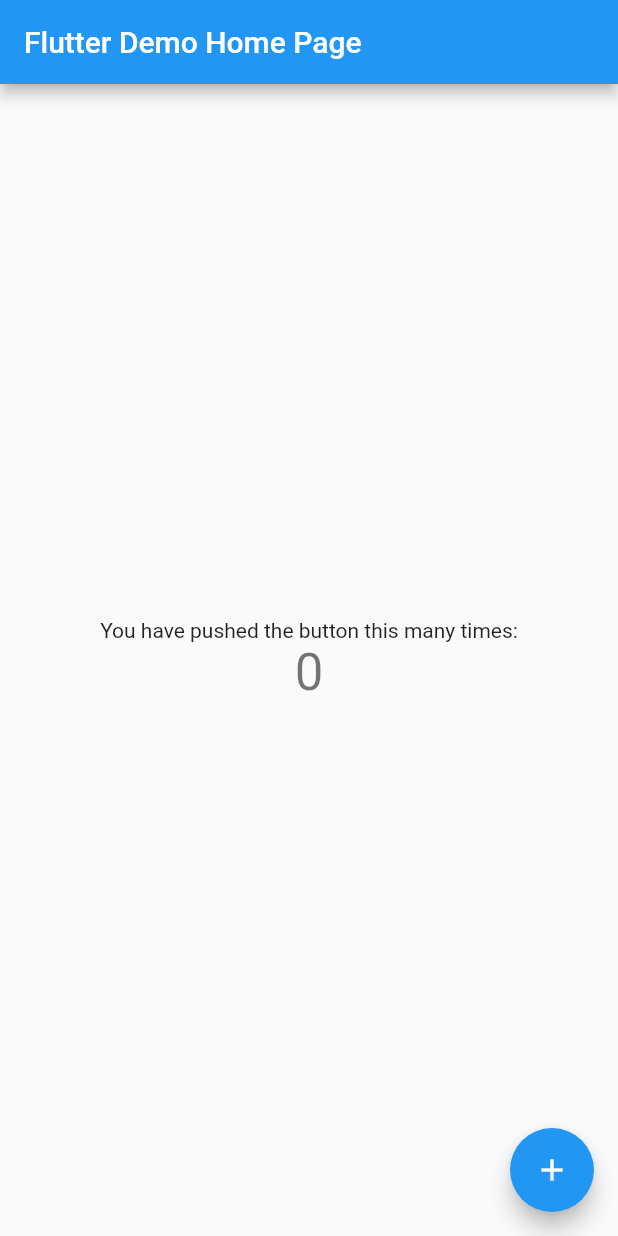
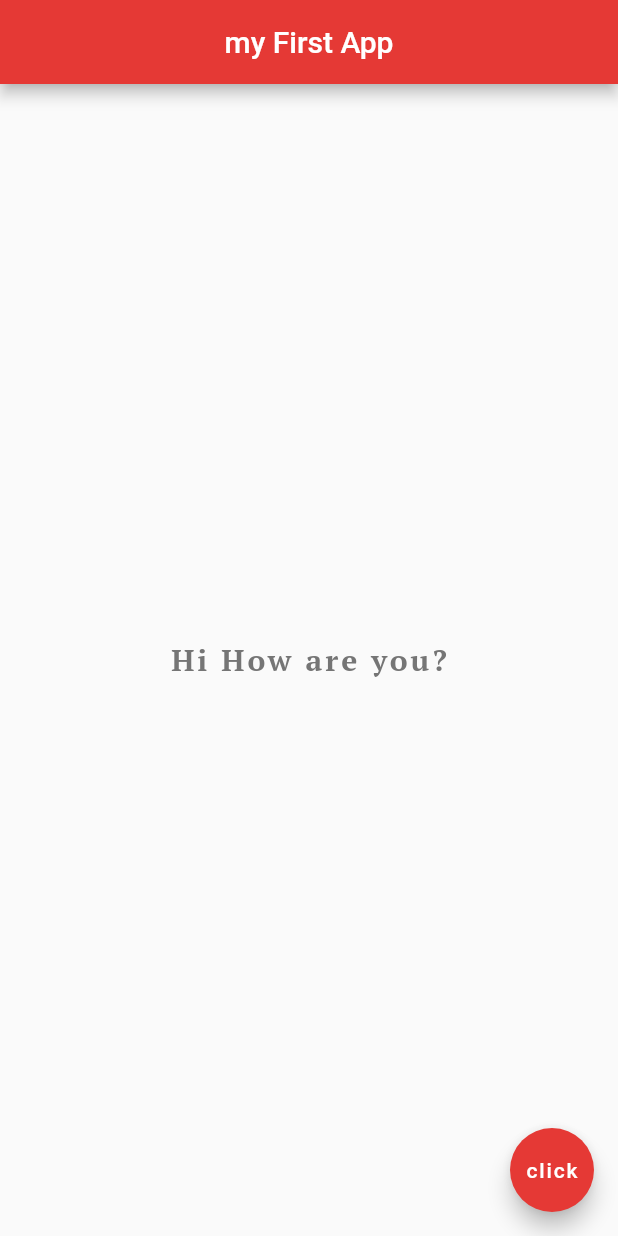
Before and after one commit to akashkaintura/flutter, a Flutter app: the screen it shows after launch, on a phone screen of 412 x 824 dp. Run offline on Flutter 3.47's test engine with Material 2 defaults, Android fonts, the phone set to English and light mode, and no system bars.

Commit message:
First commit 14th october 2020

```diff
--- a/lib/main.dart
+++ b/lib/main.dart
@@ -1,117 +1,30 @@
 import 'package:flutter/material.dart';
 
 void main() {
-  runApp(MyApp());
-}
-
-class MyApp extends StatelessWidget {
-  // This widget is the root of your application.
-  @override
-  Widget build(BuildContext context) {
-    return MaterialApp(
-      title: 'Flutter Demo',
-      theme: ThemeData(
-        // This is the theme of your application.
-        //
-        // Try running your application with "flutter run". You'll see the
-        // application has a blue toolbar. Then, without quitting the app, try
-        // changing the primarySwatch below to Colors.green and then invoke
-        // "hot reload" (press "r" in the console where you ran "flutter run",
-        // or simply save your changes to "hot reload" in a Flutter IDE).
-        // Notice that the counter didn't reset back to zero; the application
-        // is not restarted.
-        primarySwatch: Colors.blue,
-        // This makes the visual density adapt to the platform that you run
-        // the app on. For desktop platforms, the controls will be smaller and
-        // closer together (more dense) than on mobile platforms.
-        visualDensity: VisualDensity.adaptivePlatformDensity,
-      ),
-      home: MyHomePage(title: 'Flutter Demo Home Page'),
-    );
-  }
-}
-
-class MyHomePage extends StatefulWidget {
-  MyHomePage({Key key, this.title}) : super(key: key);
-
-  // This widget is the home page of your application. It is stateful, meaning
-  // that it has a State object (defined below) that contains fields that affect
-  // how it looks.
-
-  // This class is the configuration for the state. It holds the values (in this
-  // case the title) provided by the parent (in this case the App widget) and
-  // used by the build method of the State. Fields in a Widget subclass are
-  // always marked "final".
-
-  final String title;
-
-  @override
-  _MyHomePageState createState() => _MyHomePageState();
-}
-
-class _MyHomePageState extends State<MyHomePage> {
-  int _counter = 0;
-
-  void _incrementCounter() {
-    setState(() {
-      // This call to setState tells the Flutter framework that something has
-      // changed in this State, which causes it to rerun the build method below
-      // so that the display can reflect the updated values. If we changed
-      // _counter without calling setState(), then the build method would not be
-      // called again, and so nothing would appear to happen.
-      _counter++;
-    });
-  }
-
-  @override
-  Widget build(BuildContext context) {
-    // This method is rerun every time setState is called, for instance as done
-    // by the _incrementCounter method above.
-    //
-    // The Flutter framework has been optimized to make rerunning build methods
-    // fast, so that you can just rebuild anything that needs updating rather
-    // than having to individually change instances of widgets.
-    return Scaffold(
+  runApp(MaterialApp(
+    home: Scaffold(
       appBar: AppBar(
-        // Here we take the value from the MyHomePage object that was created by
-        // the App.build method, and use it to set our appbar title.
-        title: Text(widget.title),
+        title: Text('my First App'),
+        centerTitle: true,
+        backgroundColor: Colors.red[600],
       ),
       body: Center(
-        // Center is a layout widget. It takes a single child and positions it
-        // in the middle of the parent.
-        child: Column(
-          // Column is also a layout widget. It takes a list of children and
-          // arranges them vertically. By default, it sizes itself to fit its
-          // children horizontally, and tries to be as tall as its parent.
-          //
-          // Invoke "debug painting" (press "p" in the console, choose the
-          // "Toggle Debug Paint" action from the Flutter Inspector in Android
-          // Studio, or the "Toggle Debug Paint" command in Visual Studio Code)
-          // to see the wireframe for each widget.
-          //
-          // Column has various properties to control how it sizes itself and
-          // how it positions its children. Here we use mainAxisAlignment to
-          // center the children vertically; the main axis here is the vertical
-          // axis because Columns are vertical (the cross axis would be
-          // horizontal).
-          mainAxisAlignment: MainAxisAlignment.center,
-          children: <Widget>[
-            Text(
-              'You have pushed the button this many times:',
-            ),
-            Text(
-              '$_counter',
-              style: Theme.of(context).textTheme.headline4,
-            ),
-          ],
+        child: Text(
+          'Hi How are you?',
+          style: TextStyle(
+            fontSize: 20.0,
+            fontWeight: FontWeight.bold,
+            letterSpacing: 2.0,
+            color: Colors.grey[600],
+            fontFamily: 'PTSerif',
+          ),
         ),
       ),
       floatingActionButton: FloatingActionButton(
-        onPressed: _incrementCounter,
-        tooltip: 'Increment',
-        child: Icon(Icons.add),
-      ), // This trailing comma makes auto-formatting nicer for build methods.
-    );
-  }
+        onPressed: () {},
+        child: Text('click'),
+        backgroundColor: Colors.red[600],
+      ),
+    ),
+  ));
 }
```
Also changed, not shown: pubspec.yaml (+6 -12 lines), fonts/PTSerif-Bold.ttf (added), 2 other files.
